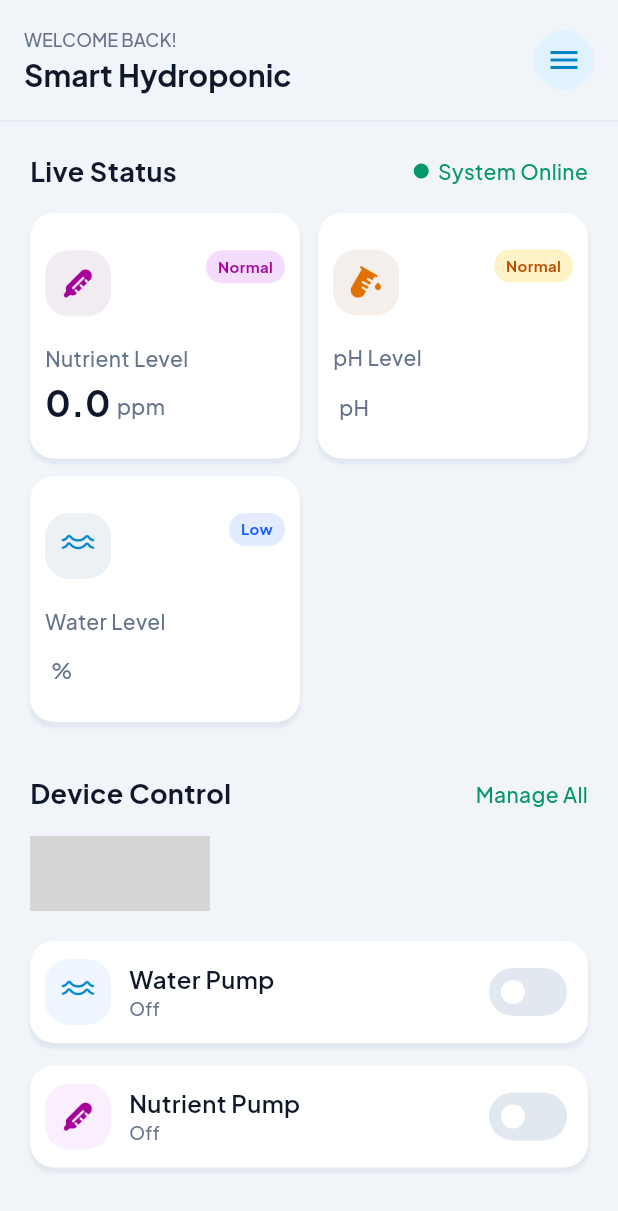
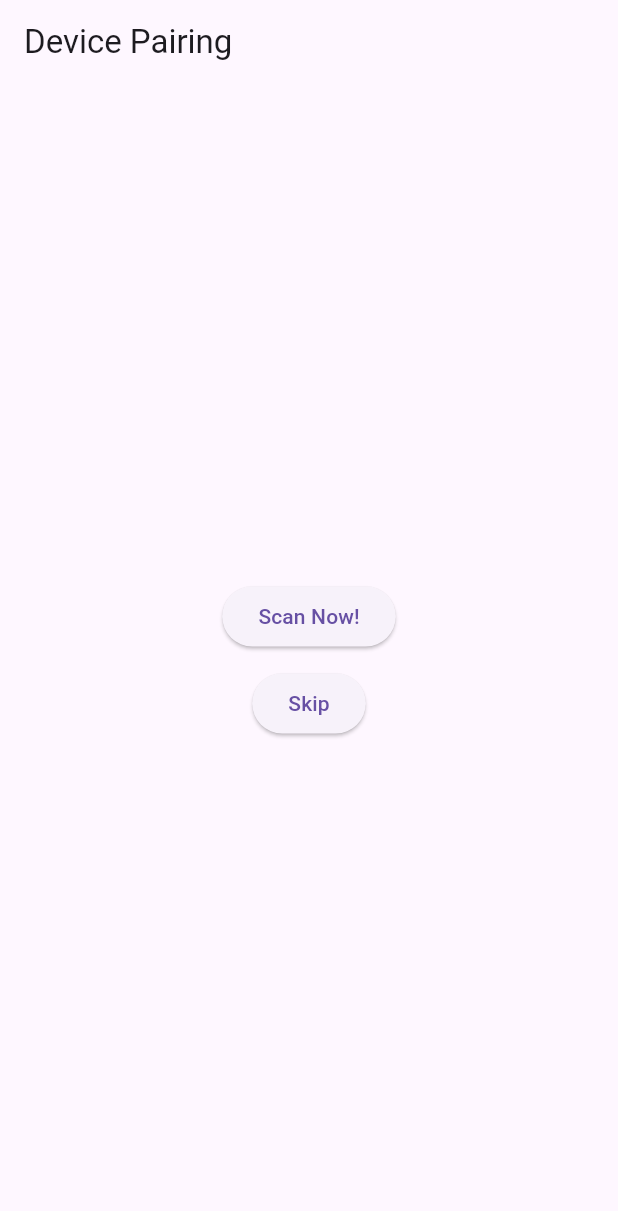
Before and after one commit to Hammamujahid/smart_hydroponic, a Flutter app: the screen it shows once a user with an empty profile is signed in, on a phone screen of 412 x 824 dp. Shown: the top 1211 px of the screen. Run offline on Flutter 3.47's test engine with Material 3 defaults, Android fonts, the phone set to English and light mode, and no system bars; drawn by our look-alikes of animated_toggle_switch; our stand-ins replace animated_notch_bottom_bar, cloud_firestore, firebase_auth, firebase_core, firebase_database; missing offline and left inert: mobile_scanner; accounts and stored records are empty; grey boxes are pictures that could not be loaded.

Commit message:
Fixed Auth Service and Added Pairing Device by QR Scanner

```diff
--- a/lib/main.dart
+++ b/lib/main.dart
@@ -2,7 +2,7 @@ import 'package:firebase_auth/firebase_auth.dart';
 import 'package:flutter/material.dart';
 import 'package:firebase_core/firebase_core.dart';
 import 'package:smart_hydroponic/pages/auth/login.dart';
-import 'package:smart_hydroponic/pages/dashboard.dart';
+import 'package:smart_hydroponic/pages/pairing.dart';
 import 'firebase_options.dart';
 
 void main() async {
@@ -40,7 +40,7 @@ class MyApp extends StatelessWidget {
               return const LoginPage();
             }
 
-            return const Dashboard();
+            return const PairingScreen();
           },
         ));
   }
--- /dev/null
+++ b/lib/models/user.dart
@@ -0,0 +1,43 @@
+import 'package:cloud_firestore/cloud_firestore.dart';
+
+class User {
+  final String userId;
+  final String email;
+  final String username;
+  final String? deviceId;
+  final DateTime createdAt;
+  final DateTime updatedAt;
+
+  User({
+    required this.userId,
+    required this.email,
+    required this.username,
+    this.deviceId,
+    required this.createdAt,
+    required this.updatedAt,
+  });
+
+  factory User.fromFirestore (DocumentSnapshot<Map<String, dynamic>> snapshot, SnapshotOptions? options){
+    final data = snapshot.data()!;
+    return User(
+      userId: snapshot.id,
+      email: data['email'] ?? '',
+      username: data['username'] ?? '',
+      deviceId: data['deviceId'],
+      createdAt: (data['createdAt'] as Timestamp?)?.toDate() ??
+          DateTime.fromMillisecondsSinceEpoch(0),
+      updatedAt: (data['updatedAt'] as Timestamp?)?.toDate() ??
+          DateTime.fromMillisecondsSinceEpoch(0),
+    );
+  }
+
+  Map<String, dynamic> toFirestore(){
+    return {
+      'email': email,
+      'username': username,
+      'deviceId': deviceId,
+      'createdAt': Timestamp.fromDate(createdAt),
+      'updatedAt': Timestamp.fromDate(updatedAt),
+    };
+  }
+}
--- a/lib/pages/auth/login.dart
+++ b/lib/pages/auth/login.dart
@@ -3,6 +3,7 @@
 import 'package:flutter/material.dart';
 import 'package:smart_hydroponic/bottom_bar.dart';
 import 'package:smart_hydroponic/pages/auth/register.dart';
+import 'package:smart_hydroponic/pages/pairing.dart';
 import 'package:smart_hydroponic/services/auth_service.dart';
 
 class LoginPage extends StatefulWidget {
@@ -142,7 +143,7 @@ class _LoginPageState extends State<LoginPage> {
                         Navigator.pushReplacement(
                             context,
                             MaterialPageRoute(
-                                builder: (context) => const BottomBar()));
+                                builder: (context) => const PairingScreen()));
                       } catch (e) {
                         ScaffoldMessenger.of(context).showSnackBar(
                           SnackBar(content: Text(e.toString())),
--- a/lib/pages/dashboard.dart
+++ b/lib/pages/dashboard.dart
@@ -97,8 +97,7 @@ class _DashboardState extends State<Dashboard> {
                   onTap: () async {
                     try {
                       AuthService().logout();
-                      Navigator.pushReplacement(context,
-                          MaterialPageRoute(builder: (context) => const LoginPage()));
+                      Navigator.of(context).pushAndRemoveUntil(MaterialPageRoute(builder: (context) => LoginPage()), (_) => false);
                     } catch (e) {
                       ScaffoldMessenger.of(context)
                           .showSnackBar(SnackBar(content: Text(e.toString())));
--- /dev/null
+++ b/lib/pages/pairing.dart
@@ -0,0 +1,44 @@
+import 'package:flutter/material.dart';
+import 'package:smart_hydroponic/bottom_bar.dart';
+import 'package:smart_hydroponic/widgets/qr_scanner.dart';
+
+class PairingScreen extends StatefulWidget {
+  const PairingScreen({super.key});
+
+  @override
+  State<PairingScreen> createState() => _PairingScreenState();
+}
+
+class _PairingScreenState extends State<PairingScreen> {
+  @override
+  Widget build(BuildContext context) {
+    return Scaffold(
+      appBar: AppBar(
+        title: const Text("Device Pairing"),
+      ),
+      body: Center(
+        child: Column(
+          mainAxisAlignment: MainAxisAlignment.center,
+          spacing: 10,
+          children: [
+            ElevatedButton(
+                onPressed: () {
+                  Navigator.push(
+                      context,
+                      MaterialPageRoute(
+                        builder: (context) => const QrScanner(),
+                      ));
+                },
+                child: const Text("Scan Now!")),
+            ElevatedButton(
+                onPressed: () {
+                  Navigator.pushReplacement(context,
+                      MaterialPageRoute(builder: (context) => const BottomBar()));
+                },
+                child: const Text("Skip")),
+          ],
+        ),
+      ),
+    );
+  }
+}
--- a/lib/services/auth_service.dart
+++ b/lib/services/auth_service.dart
@@ -1,6 +1,5 @@
 import 'package:firebase_auth/firebase_auth.dart';
 import 'package:cloud_firestore/cloud_firestore.dart';
-import 'package:flutter/material.dart';
 
 class AuthService {
   Future<void> register(
@@ -9,15 +8,11 @@ class AuthService {
       required String username}) async {
     // Registration logic here
     try {
-      debugPrint('AUTH START');
-
       final credential =
           await FirebaseAuth.instance.createUserWithEmailAndPassword(
         email: email,
         password: password,
       );
-
-      debugPrint('AUTH OK uid=${credential.user!.uid}');
 
       await FirebaseFirestore.instance
           .collection('users')
@@ -25,11 +20,10 @@ class AuthService {
           .set({
         'username': username,
         'email': email,
-        'createdAt': FieldValue.serverTimestamp(),
-        'updateAt': FieldValue.serverTimestamp(),
+        'createdAt': DateTime.now(),
+        'updatedAt': DateTime.now(),
       });
 
-      debugPrint('FIRESTORE OK');
     } on FirebaseAuthException catch (e) {
       if (e.code == 'weak-password') {
         throw Exception('The password provided is too weak.');
--- a/pubspec.yaml
+++ b/pubspec.yaml
@@ -42,6 +42,8 @@ dependencies:
   cloud_firestore: 6.1.1
   firebase_core: 4.3.0
   firebase_auth: 6.1.3
+  mobile_scanner: 7.1.4
+  barcode_scanner: 7.1.2
 
 dev_dependencies:
   flutter_test:
```
Also changed, not shown: lib/models/device.dart (added, +43 -0 lines), lib/services/device_service.dart (added, +47 -0 lines), lib/services/user_service.dart (added, +24 -0 lines), lib/widgets/qr_scanner.dart (added, +87 -0 lines), lib/pages/pairing_screen.dart (deleted), pubspec.lock, 2 other files.
